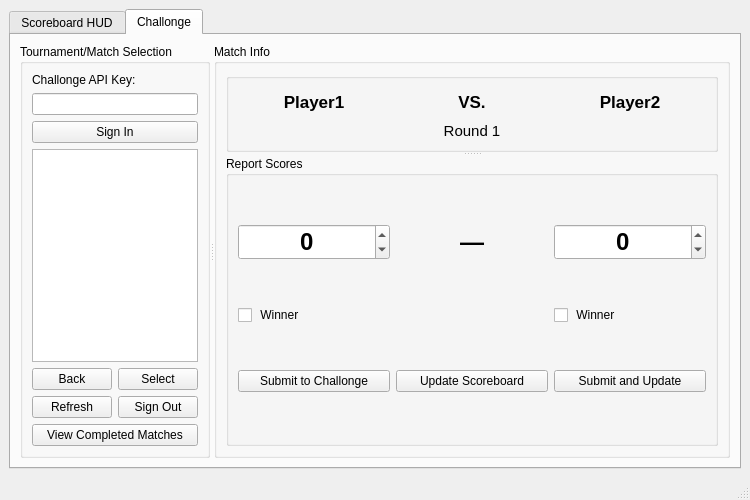
Qt form elscontroller.ui (juliankim34/elstourneycontroller) before a commit.
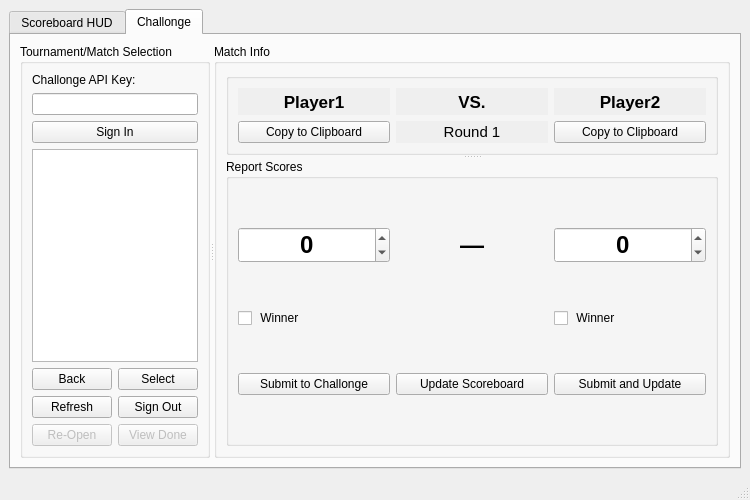
The same form after that commit. The open tabs and pages were chosen to show the change.

Commit message: Added re-open match feature and a link to brackets in the Match Info window.

The edit to the form file:
```diff
--- a/elscontroller.ui
+++ b/elscontroller.ui
@@ -428,11 +428,28 @@
              </layout>
             </item>
             <item>
-             <widget class="QPushButton" name="completedMatchesButton">
-              <property name="text">
-               <string>View Completed Matches</string>
-              </property>
-             </widget>
+             <layout class="QHBoxLayout" name="horizontalLayout_7">
+              <item>
+               <widget class="QPushButton" name="reopenMatchButton">
+                <property name="enabled">
+                 <bool>false</bool>
+                </property>
+                <property name="text">
+                 <string>Re-Open</string>
+                </property>
+               </widget>
+              </item>
+              <item>
+               <widget class="QPushButton" name="completedMatchesButton">
+                <property name="enabled">
+                 <bool>false</bool>
+                </property>
+                <property name="text">
+                 <string>View Done</string>
+                </property>
+               </widget>
+              </item>
+             </layout>
             </item>
            </layout>
           </widget>
@@ -484,6 +501,9 @@
                     <bold>true</bold>
                    </font>
                   </property>
+                  <property name="autoFillBackground">
+                   <bool>true</bool>
+                  </property>
                   <property name="text">
                    <string>Player1</string>
                   </property>
@@ -507,6 +527,9 @@
                     <bold>true</bold>
                    </font>
                   </property>
+                  <property name="autoFillBackground">
+                   <bool>true</bool>
+                  </property>
                   <property name="text">
                    <string>VS.</string>
                   </property>
@@ -530,6 +553,9 @@
                     <bold>true</bold>
                    </font>
                   </property>
+                  <property name="autoFillBackground">
+                   <bool>true</bool>
+                  </property>
                   <property name="text">
                    <string>Player2</string>
                   </property>
@@ -551,6 +577,12 @@
                     <pointsize>11</pointsize>
                    </font>
                   </property>
+                  <property name="statusTip">
+                   <string>Link to brackets (opens in default browser).</string>
+                  </property>
+                  <property name="autoFillBackground">
+                   <bool>true</bool>
+                  </property>
                   <property name="text">
                    <string>Round 1</string>
                   </property>
@@ -559,6 +591,20 @@
                   </property>
                  </widget>
                 </item>
+                <item row="1" column="0">
+                 <widget class="QPushButton" name="p1CopyNameButton">
+                  <property name="text">
+                   <string>Copy to Clipboard</string>
+                  </property>
+                 </widget>
+                </item>
+                <item row="1" column="2">
+                 <widget class="QPushButton" name="p2CopyNameButton">
+                  <property name="text">
+                   <string>Copy to Clipboard</string>
+                  </property>
+                 </widget>
+                </item>
                </layout>
               </widget>
               <widget class="QGroupBox" name="matchInfoGroupBox">
```
Left out of the diff: 2 changed lines with no effect on the pictures. The commit also changes 8 other files.
